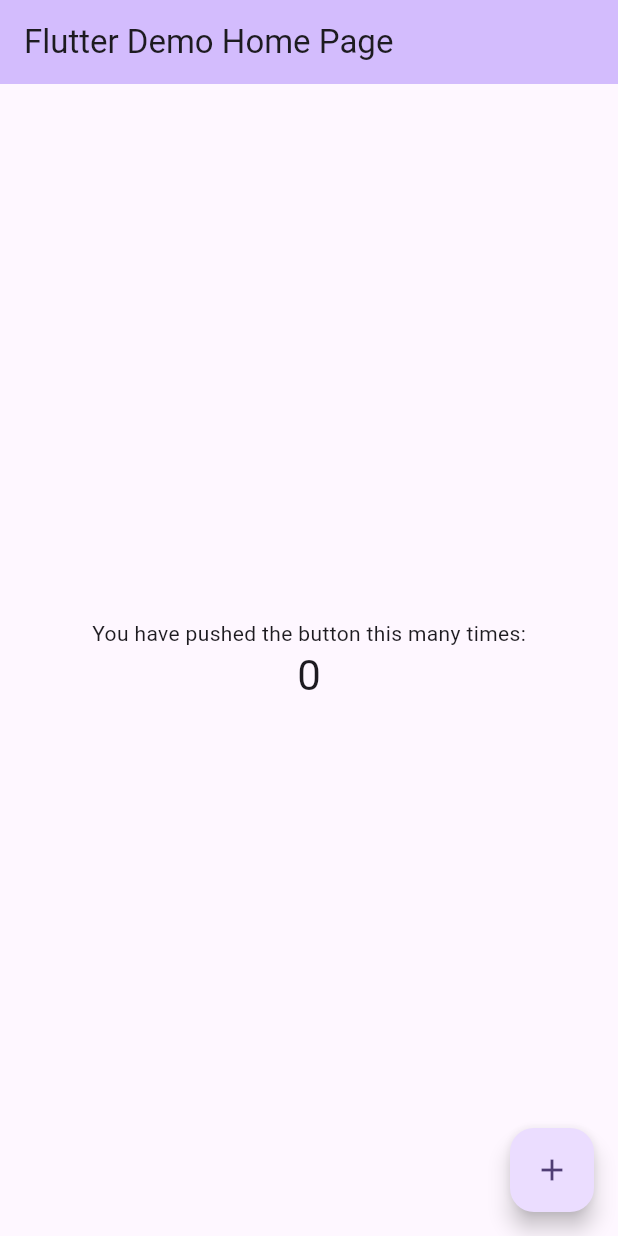
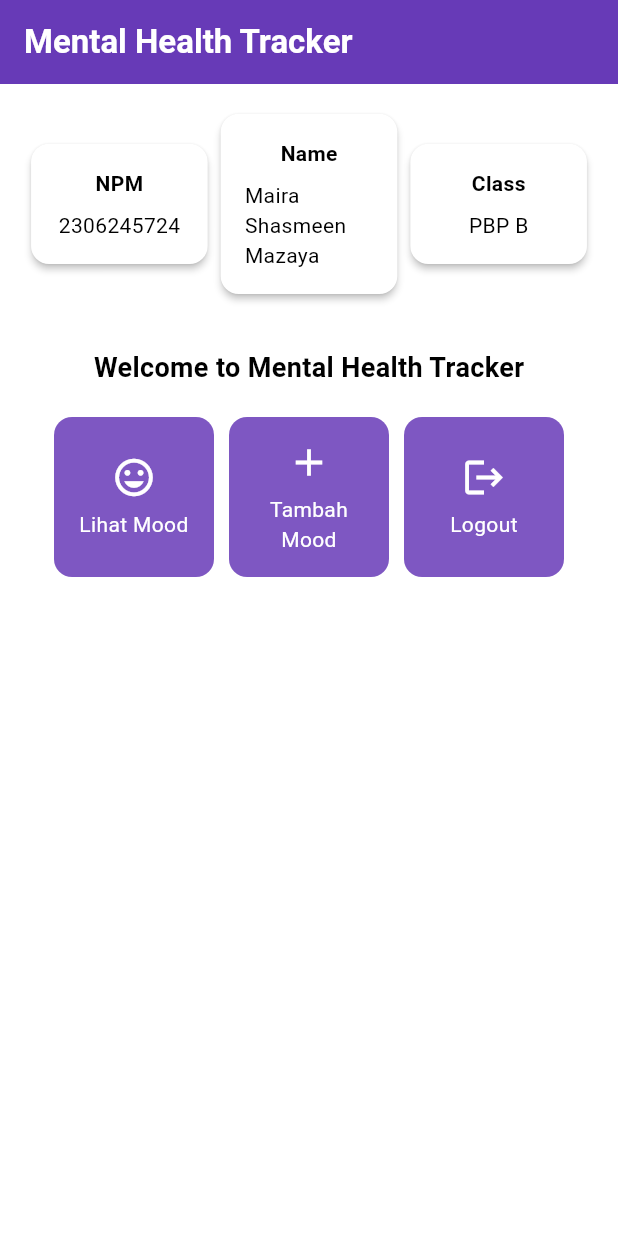
Before and after one commit to mairashasi/mental-health-tracker-mobile, a Flutter app: the screen it shows after launch, on a phone screen of 412 x 824 dp. Run offline on Flutter 3.47's test engine with Material 3 defaults, Android fonts, the phone set to English and light mode, and no system bars.

Commit message:
tutorial 6 selesai

```diff
--- a/lib/main.dart
+++ b/lib/main.dart
@@ -1,4 +1,5 @@
 import 'package:flutter/material.dart';
+import 'package:mental_health_tracker/menu.dart';
 
 void main() {
   runApp(const MyApp());
@@ -28,98 +29,11 @@ class MyApp extends StatelessWidget {
         //
         // This works for code too, not just values: Most code changes can be
         // tested with just a hot reload.
-        colorScheme: ColorScheme.fromSeed(seedColor: Colors.deepPurple),
-        useMaterial3: true,
+        colorScheme: ColorScheme.fromSwatch(
+              primarySwatch: Colors.deepPurple,
+        ).copyWith(secondary: Colors.deepPurple[400]),
       ),
-      home: const MyHomePage(title: 'Flutter Demo Home Page'),
+      home: MyHomePage(),
     );
   }
 }
-
-class MyHomePage extends StatefulWidget {
-  const MyHomePage({super.key, required this.title});
-
-  // This widget is the home page of your application. It is stateful, meaning
-  // that it has a State object (defined below) that contains fields that affect
-  // how it looks.
-
-  // This class is the configuration for the state. It holds the values (in this
-  // case the title) provided by the parent (in this case the App widget) and
-  // used by the build method of the State. Fields in a Widget subclass are
-  // always marked "final".
-
-  final String title;
-
-  @override
-  State<MyHomePage> createState() => _MyHomePageState();
-}
-
-class _MyHomePageState extends State<MyHomePage> {
-  int _counter = 0;
-
-  void _incrementCounter() {
-    setState(() {
-      // This call to setState tells the Flutter framework that something has
-      // changed in this State, which causes it to rerun the build method below
-      // so that the display can reflect the updated values. If we changed
-      // _counter without calling setState(), then the build method would not be
-      // called again, and so nothing would appear to happen.
-      _counter++;
-    });
-  }
-
-  @override
-  Widget build(BuildContext context) {
-    // This method is rerun every time setState is called, for instance as done
-    // by the _incrementCounter method above.
-    //
-    // The Flutter framework has been optimized to make rerunning build methods
-    // fast, so that you can just rebuild anything that needs updating rather
-    // than having to individually change instances of widgets.
-    return Scaffold(
-      appBar: AppBar(
-        // TRY THIS: Try changing the color here to a specific color (to
-        // Colors.amber, perhaps?) and trigger a hot reload to see the AppBar
-        // change color while the other colors stay the same.
-        backgroundColor: Theme.of(context).colorScheme.inversePrimary,
-        // Here we take the value from the MyHomePage object that was created by
-        // the App.build method, and use it to set our appbar title.
-        title: Text(widget.title),
-      ),
-      body: Center(
-        // Center is a layout widget. It takes a single child and positions it
-        // in the middle of the parent.
-        child: Column(
-          // Column is also a layout widget. It takes a list of children and
-          // arranges them vertically. By default, it sizes itself to fit its
-          // children horizontally, and tries to be as tall as its parent.
-          //
-          // Column has various properties to control how it sizes itself and
-          // how it positions its children. Here we use mainAxisAlignment to
-          // center the children vertically; the main axis here is the vertical
-          // axis because Columns are vertical (the cross axis would be
-          // horizontal).
-          //
-          // TRY THIS: Invoke "debug painting" (choose the "Toggle Debug Paint"
-          // action in the IDE, or press "p" in the console), to see the
-          // wireframe for each widget.
-          mainAxisAlignment: MainAxisAlignment.center,
-          children: <Widget>[
-            const Text(
-              'You have pushed the button this many times:',
-            ),
-            Text(
-              '$_counter',
-              style: Theme.of(context).textTheme.headlineMedium,
-            ),
-          ],
-        ),
-      ),
-      floatingActionButton: FloatingActionButton(
-        onPressed: _incrementCounter,
-        tooltip: 'Increment',
-        child: const Icon(Icons.add),
-      ), // This trailing comma makes auto-formatting nicer for build methods.
-    );
-  }
-}
--- /dev/null
+++ b/lib/menu.dart
@@ -0,0 +1,187 @@
+import 'package:flutter/material.dart';
+
+class MyHomePage extends StatelessWidget {
+    final String npm = '2306245724'; // NPM
+    final String name = 'Maira Shasmeen Mazaya'; // Nama
+    final String className = 'PBP B'; // Kelas
+
+    final List<ItemHomepage> items = [ // berisi tombol''
+        ItemHomepage("Lihat Mood", Icons.mood),
+        ItemHomepage("Tambah Mood", Icons.add),
+        ItemHomepage("Logout", Icons.logout),
+    ];
+
+    //diapus smua, ganti extends tadi
+    MyHomePage({super.key});
+
+  @override
+  Widget build(BuildContext context) {
+    // Scaffold menyediakan struktur dasar halaman dengan AppBar dan body.
+    return Scaffold(
+      // AppBar adalah bagian atas halaman yang menampilkan judul.
+      appBar: AppBar(
+        // Judul aplikasi "Mental Health Tracker" dengan teks putih dan tebal.
+        title: const Text(
+          'Mental Health Tracker',
+          style: TextStyle(
+            color: Colors.white,
+            fontWeight: FontWeight.bold,
+          ),
+        ),
+        // Warna latar belakang AppBar diambil dari skema warna tema aplikasi.
+        backgroundColor: Theme.of(context).colorScheme.primary,
+      ),
+      // Body halaman dengan padding di sekelilingnya.
+      body: Padding(
+        padding: const EdgeInsets.all(16.0),
+        // Menyusun widget secara vertikal dalam sebuah kolom.
+        child: Column(
+          crossAxisAlignment: CrossAxisAlignment.center,
+          children: [
+            // Row untuk menampilkan 3 InfoCard secara horizontal.
+            Row(
+              mainAxisAlignment: MainAxisAlignment.spaceEvenly,
+              children: [
+                InfoCard(title: 'NPM', content: npm),
+                InfoCard(title: 'Name', content: name),
+                InfoCard(title: 'Class', content: className),
+              ],
+            ),
+
+            // Memberikan jarak vertikal 16 unit.
+            const SizedBox(height: 16.0),
+
+            // Menempatkan widget berikutnya di tengah halaman.
+            Center(
+              child: Column(
+                // Menyusun teks dan grid item secara vertikal.
+
+                children: [
+                  // Menampilkan teks sambutan dengan gaya tebal dan ukuran 18.
+                  const Padding(
+                    padding: EdgeInsets.only(top: 16.0),
+                    child: Text(
+                      'Welcome to Mental Health Tracker',
+                      style: TextStyle(
+                        fontWeight: FontWeight.bold,
+                        fontSize: 18.0,
+                      ),
+                    ),
+                  ),
+
+                  // Grid untuk menampilkan ItemCard dalam bentuk grid 3 kolom.
+                  GridView.count(
+                    primary: true,
+                    padding: const EdgeInsets.all(20),
+                    crossAxisSpacing: 10,
+                    mainAxisSpacing: 10,
+                    crossAxisCount: 3,
+                    // Agar grid menyesuaikan tinggi kontennya.
+                    shrinkWrap: true,
+
+                    // Menampilkan ItemCard untuk setiap item dalam list items.
+                    children: items.map((ItemHomepage item) {
+                      return ItemCard(item);
+                    }).toList(),
+                  ),
+                ],
+              ),
+            ),
+          ],
+        ),
+      ),
+    );
+  }
+}
+
+class InfoCard extends StatelessWidget {
+// Kartu informasi yang menampilkan title dan content.
+    final String title;  // Judul kartu.
+    final String content;  // Isi kartu.
+
+    const InfoCard({super.key, required this.title, required this.content});
+
+    @override
+    Widget build(BuildContext context) {
+        return Card(
+        // Membuat kotak kartu dengan bayangan dibawahnya.
+        elevation: 2.0,
+        child: Container(
+            // Mengatur ukuran dan jarak di dalam kartu.
+            width: MediaQuery.of(context).size.width / 3.5, // menyesuaikan dengan lebar device yang digunakan.
+            padding: const EdgeInsets.all(16.0),
+            // Menyusun title dan content secara vertikal.
+            child: Column(
+            children: [
+                Text(
+                title,
+                style: const TextStyle(fontWeight: FontWeight.bold),
+                ),
+                const SizedBox(height: 8.0),
+                Text(content),
+            ],
+            ),
+        ),
+        );
+    }
+}
+
+class ItemHomepage {
+     final String name;
+     final IconData icon;
+
+     ItemHomepage(this.name, this.icon);
+ }
+
+class ItemCard extends StatelessWidget {
+  // Menampilkan kartu dengan ikon dan nama.
+
+  final ItemHomepage item;
+
+  const ItemCard(this.item, {super.key});
+
+  @override
+  Widget build(BuildContext context) {
+    return Material(
+      // Menentukan warna latar belakang dari tema aplikasi.
+      color: Theme.of(context).colorScheme.secondary,
+      // Membuat sudut kartu melengkung.
+      borderRadius: BorderRadius.circular(12),
+
+      child: InkWell(
+        // Aksi ketika kartu ditekan.
+        onTap: () {
+          // Menampilkan pesan SnackBar saat kartu ditekan.
+          ScaffoldMessenger.of(context)
+            ..hideCurrentSnackBar()
+            ..showSnackBar(
+              SnackBar(content: Text("Kamu telah menekan tombol ${item.name}!"))
+            );
+        },
+        // Container untuk menyimpan Icon dan Text
+        child: Container(
+          padding: const EdgeInsets.all(8),
+          child: Center(
+            child: Column(
+              // Menyusun ikon dan teks di tengah kartu.
+              mainAxisAlignment: MainAxisAlignment.center,
+              children: [
+                Icon(
+                  item.icon,
+                  color: Colors.white,
+                  size: 30.0,
+                ),
+                const Padding(padding: EdgeInsets.all(3)),
+                Text(
+                  item.name,
+                  textAlign: TextAlign.center,
+                  style: const TextStyle(color: Colors.white),
+                ),
+              ],
+            ),
+          ),
+        ),
+      ),
+    );
+  }
+}
```
